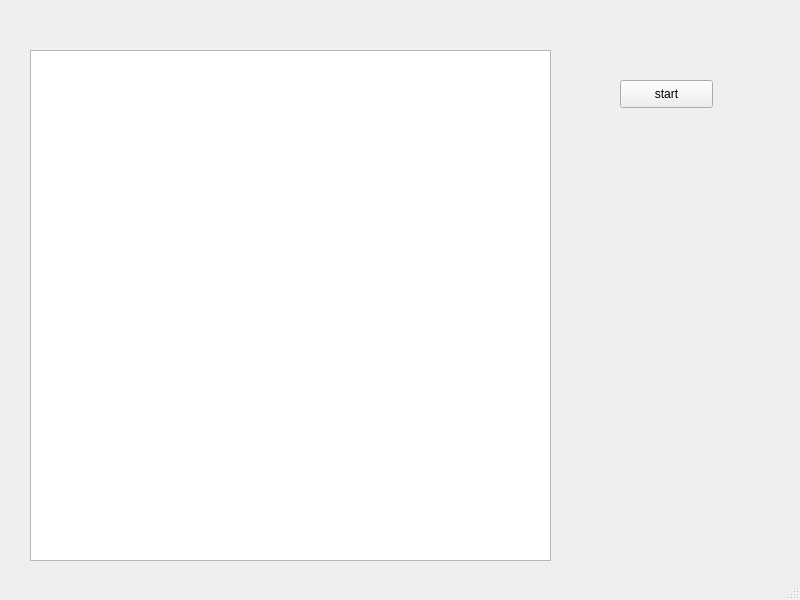
First picture: the form in inf.ui, repository httptcpip/SI, before the edit.
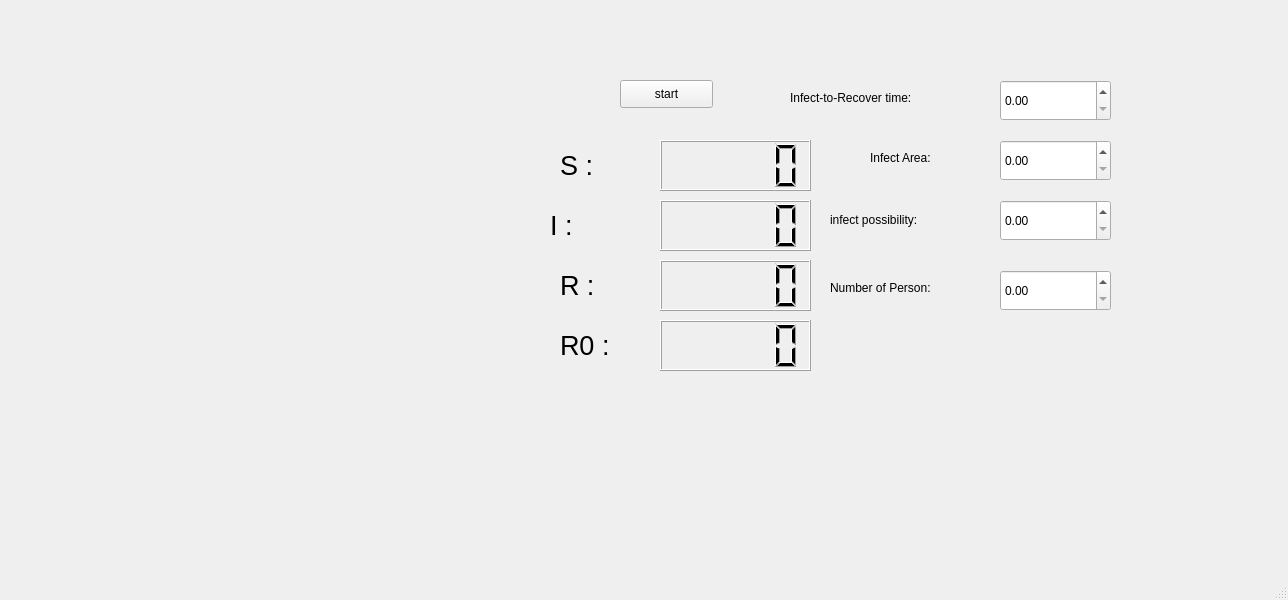
Second picture: the form after the edit.

The edit to the form file:
```diff
--- a/inf.ui
+++ b/inf.ui
@@ -6,7 +6,7 @@
    <rect>
     <x>0</x>
     <y>0</y>
-    <width>800</width>
+    <width>1288</width>
     <height>600</height>
    </rect>
   </property>
@@ -14,17 +14,7 @@
    <string>MainWindow</string>
   </property>
   <widget class="QWidget" name="centralwidget">
-   <widget class="QGraphicsView" name="graphicsView">
-    <property name="geometry">
-     <rect>
-      <x>30</x>
-      <y>50</y>
-      <width>521</width>
-      <height>511</height>
-     </rect>
-    </property>
-   </widget>
-   <widget class="QPushButton" name="pushButton">
+   <widget class="QPushButton" name="pushButton_start">
     <property name="geometry">
      <rect>
       <x>620</x>
@@ -37,6 +27,223 @@
      <string>start</string>
     </property>
    </widget>
+   <widget class="QWidget" name="widget_for_grath" native="true">
+    <property name="geometry">
+     <rect>
+      <x>40</x>
+      <y>20</y>
+      <width>501</width>
+      <height>521</height>
+     </rect>
+    </property>
+    <property name="cursor">
+     <cursorShape>ForbiddenCursor</cursorShape>
+    </property>
+   </widget>
+   <widget class="QDoubleSpinBox" name="doubleSpinBox_ia">
+    <property name="geometry">
+     <rect>
+      <x>1000</x>
+      <y>140</y>
+      <width>111</width>
+      <height>41</height>
+     </rect>
+    </property>
+   </widget>
+   <widget class="QDoubleSpinBox" name="doubleSpinBox_2_itrt">
+    <property name="geometry">
+     <rect>
+      <x>1000</x>
+      <y>80</y>
+      <width>111</width>
+      <height>41</height>
+     </rect>
+    </property>
+   </widget>
+   <widget class="QDoubleSpinBox" name="doubleSpinBox_ip">
+    <property name="geometry">
+     <rect>
+      <x>1000</x>
+      <y>200</y>
+      <width>111</width>
+      <height>41</height>
+     </rect>
+    </property>
+   </widget>
+   <widget class="QDoubleSpinBox" name="doubleSpinBox_4">
+    <property name="geometry">
+     <rect>
+      <x>1000</x>
+      <y>270</y>
+      <width>111</width>
+      <height>41</height>
+     </rect>
+    </property>
+   </widget>
+   <widget class="QLabel" name="label">
+    <property name="geometry">
+     <rect>
+      <x>870</x>
+      <y>150</y>
+      <width>101</width>
+      <height>16</height>
+     </rect>
+    </property>
+    <property name="text">
+     <string>Infect Area:</string>
+    </property>
+   </widget>
+   <widget class="QLabel" name="label_2">
+    <property name="geometry">
+     <rect>
+      <x>790</x>
+      <y>90</y>
+      <width>191</width>
+      <height>16</height>
+     </rect>
+    </property>
+    <property name="text">
+     <string>Infect-to-Recover time:</string>
+    </property>
+   </widget>
+   <widget class="QLabel" name="label_3">
+    <property name="geometry">
+     <rect>
+      <x>830</x>
+      <y>210</y>
+      <width>181</width>
+      <height>20</height>
+     </rect>
+    </property>
+    <property name="text">
+     <string>infect possibility:</string>
+    </property>
+   </widget>
+   <widget class="QLabel" name="label_4">
+    <property name="geometry">
+     <rect>
+      <x>830</x>
+      <y>280</y>
+      <width>151</width>
+      <height>16</height>
+     </rect>
+    </property>
+    <property name="text">
+     <string>Number of Person:</string>
+    </property>
+   </widget>
+   <widget class="QLCDNumber" name="lcdNumber_s">
+    <property name="geometry">
+     <rect>
+      <x>660</x>
+      <y>140</y>
+      <width>151</width>
+      <height>51</height>
+     </rect>
+    </property>
+   </widget>
+   <widget class="QLCDNumber" name="lcdNumber_r">
+    <property name="geometry">
+     <rect>
+      <x>660</x>
+      <y>260</y>
+      <width>151</width>
+      <height>51</height>
+     </rect>
+    </property>
+   </widget>
+   <widget class="QLCDNumber" name="lcdNumber_i">
+    <property name="geometry">
+     <rect>
+      <x>660</x>
+      <y>200</y>
+      <width>151</width>
+      <height>51</height>
+     </rect>
+    </property>
+   </widget>
+   <widget class="QLCDNumber" name="lcdNumber_r0">
+    <property name="geometry">
+     <rect>
+      <x>660</x>
+      <y>320</y>
+      <width>151</width>
+      <height>51</height>
+     </rect>
+    </property>
+   </widget>
+   <widget class="QLabel" name="label_5">
+    <property name="geometry">
+     <rect>
+      <x>560</x>
+      <y>150</y>
+      <width>91</width>
+      <height>31</height>
+     </rect>
+    </property>
+    <property name="font">
+     <font>
+      <pointsize>20</pointsize>
+     </font>
+    </property>
+    <property name="text">
+     <string>S :</string>
+    </property>
+   </widget>
+   <widget class="QLabel" name="label_6">
+    <property name="geometry">
+     <rect>
+      <x>550</x>
+      <y>210</y>
+      <width>91</width>
+      <height>31</height>
+     </rect>
+    </property>
+    <property name="font">
+     <font>
+      <pointsize>20</pointsize>
+     </font>
+    </property>
+    <property name="text">
+     <string>I :</string>
+    </property>
+   </widget>
+   <widget class="QLabel" name="label_7">
+    <property name="geometry">
+     <rect>
+      <x>560</x>
+      <y>270</y>
+      <width>91</width>
+      <height>31</height>
+     </rect>
+    </property>
+    <property name="font">
+     <font>
+      <pointsize>20</pointsize>
+     </font>
+    </property>
+    <property name="text">
+     <string>R :</string>
+    </property>
+   </widget>
+   <widget class="QLabel" name="label_8">
+    <property name="geometry">
+     <rect>
+      <x>560</x>
+      <y>330</y>
+      <width>91</width>
+      <height>31</height>
+     </rect>
+    </property>
+    <property name="font">
+     <font>
+      <pointsize>20</pointsize>
+     </font>
+    </property>
+    <property name="text">
+     <string>R0 :</string>
+    </property>
+   </widget>
   </widget>
   <widget class="QStatusBar" name="statusbar"/>
  </widget>
```
